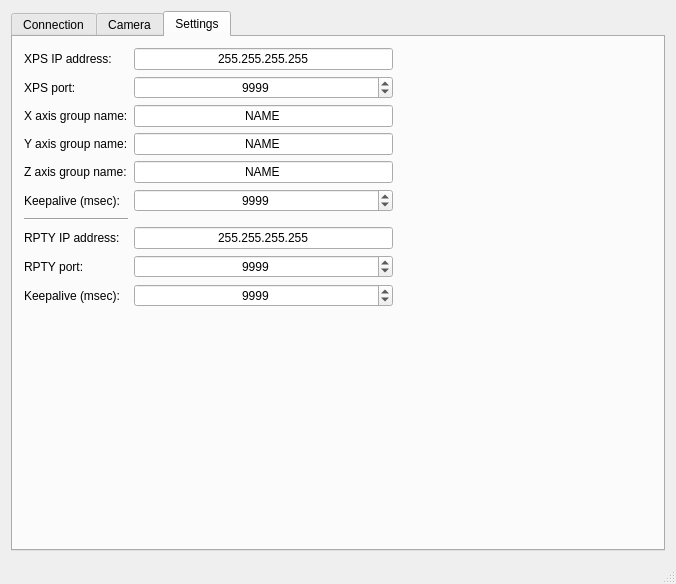
The window that mainwindow.ui (mvxe/MLA-CS) describes before a commit, drawn with Qt 5.
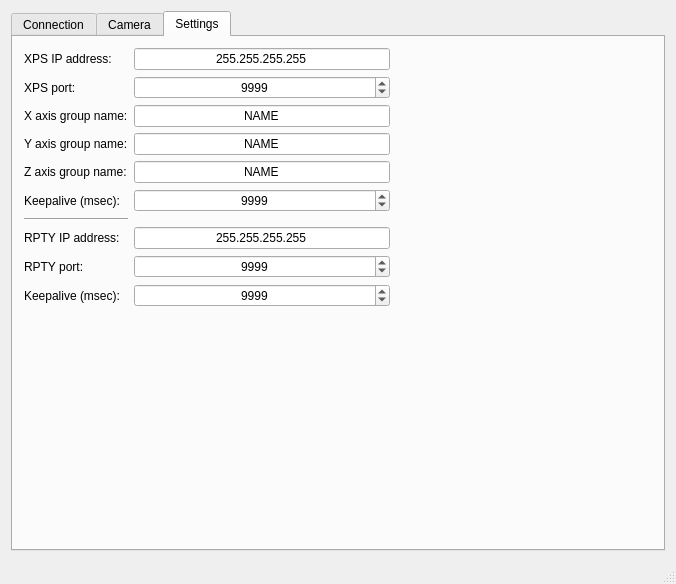
The same window after the commit. The open tabs and pages were chosen to show the change. Icons and pictures are not drawn.

Diff of the .ui file:
```diff
--- a/mainwindow.ui
+++ b/mainwindow.ui
@@ -310,19 +310,6 @@
               </property>
              </widget>
             </item>
-            <item row="0" column="2">
-             <spacer name="horizontalSpacer">
-              <property name="orientation">
-               <enum>Qt::Horizontal</enum>
-              </property>
-              <property name="sizeHint" stdset="0">
-               <size>
-                <width>40</width>
-                <height>20</height>
-               </size>
-              </property>
-             </spacer>
-            </item>
             <item row="7" column="1">
              <widget class="QLineEdit" name="e_rpty_ip">
               <property name="text">
@@ -445,6 +432,26 @@
               </property>
              </widget>
             </item>
+            <item row="1" column="2">
+             <spacer name="horizontalSpacer_3">
+              <property name="orientation">
+               <enum>Qt::Horizontal</enum>
+              </property>
+              <property name="sizeHint" stdset="0">
+               <size>
+                <width>40</width>
+                <height>20</height>
+               </size>
+              </property>
+             </spacer>
+            </item>
+            <item row="0" column="2">
+             <widget class="QLabel" name="e_xps_ip_resolved">
+              <property name="text">
+               <string/>
+              </property>
+             </widget>
+            </item>
            </layout>
           </item>
           <item>
```
Left out of the diff: 5 changed lines with no effect on the pictures.
